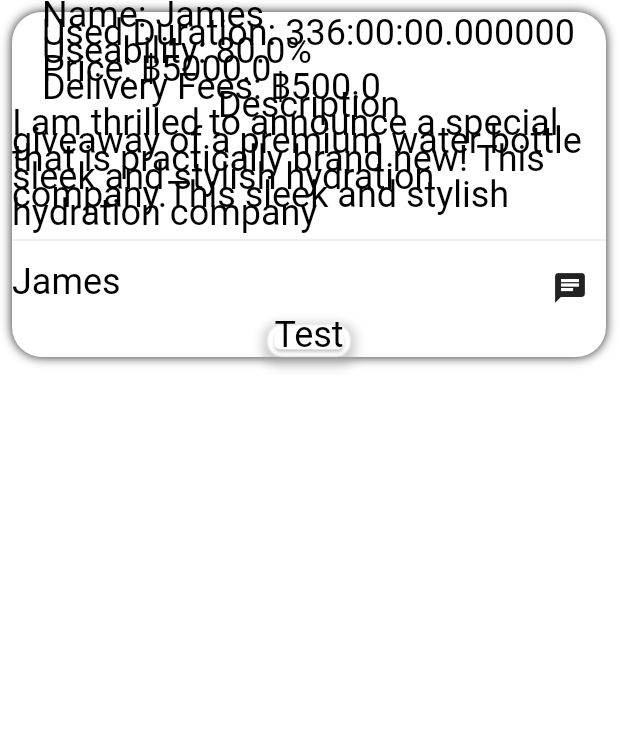
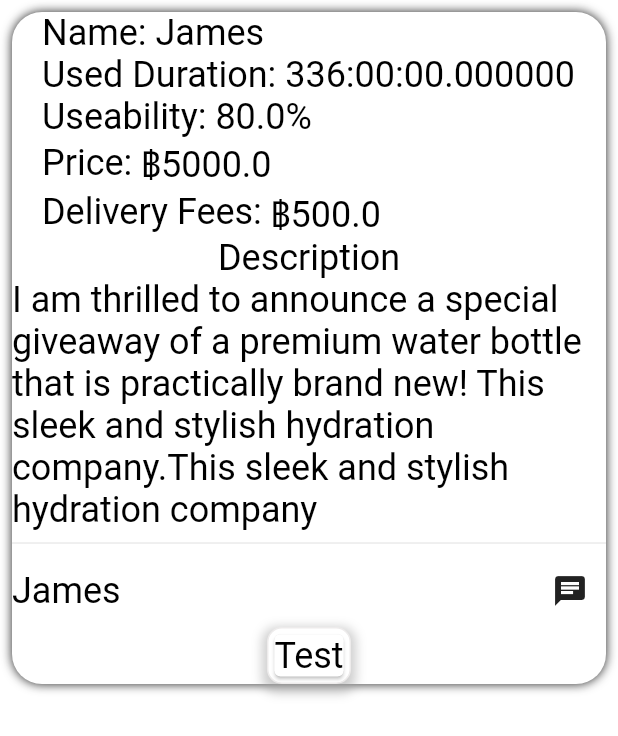
Before and after one commit to khush2003/sahara, a Flutter app: the screen it shows after launch, after a tap on "Test Khush", on a phone screen of 412 x 824 dp. Shown: the top 736 px of the screen. Run offline on Flutter 3.47's test engine with Material 2 defaults, Android fonts, the phone set to English and light mode, and no system bars; our stand-ins replace firebase_core, get, unicons; accounts and stored records are empty; network calls fail; Roboto replaces fonts that are missing (Dongle); key blocks and very long unbroken strings in the code were emptied for the run.

Commit message:
Text Height Fix

```diff
--- a/lib/theme/app_theme.dart
+++ b/lib/theme/app_theme.dart
@@ -10,21 +10,23 @@ const border = Color(0xffA1A1A1);
 const titleBackground = Color(0xff141D3A);
 const defaultTextColor = Colors.black;
 
-TextStyle titleText({Color color = defaultTextColor, double height = 0.5}) =>
+const defaultHeight = null;
+
+TextStyle titleText({Color color = defaultTextColor, double height = defaultHeight}) =>
     TextStyle(
         fontFamily: "Dongle",
         fontWeight: FontWeight.w700,
         fontSize: 36,
         height: height,
         color: color);
-TextStyle headTextBold({Color color = defaultTextColor, double height = 0.5}) =>
+TextStyle headTextBold({Color color = defaultTextColor, double height = defaultHeight}) =>
     TextStyle(
         fontFamily: "Dongle",
         fontWeight: FontWeight.w700,
         fontSize: 32,
         height: height,
         color: color);
-TextStyle headText({Color color = defaultTextColor, double height = 0.5}) =>
+TextStyle headText({Color color = defaultTextColor, double height = defaultHeight}) =>
     TextStyle(
         fontFamily: "Dongle",
         fontWeight: FontWeight.w400,
@@ -32,7 +34,7 @@ TextStyle headText({Color color = defaultTextColor, double height = 0.5}) =>
         height: height,
         color: color);
 TextStyle formFieldText(
-        {Color color = defaultTextColor, double height = 0.5}) =>
+        {Color color = defaultTextColor, double height = defaultHeight}) =>
     TextStyle(
         fontFamily: "Dongle",
         fontWeight: FontWeight.w300,
@@ -40,14 +42,14 @@ TextStyle formFieldText(
         height: height,
         color: color);
 TextStyle regularTextBold(
-        {Color color = defaultTextColor, double height = 0.5}) =>
+        {Color color = defaultTextColor, double height = defaultHeight}) =>
     TextStyle(
         fontFamily: "Dongle",
         fontWeight: FontWeight.w700,
         fontSize: 24,
         height: height,
         color: color);
-TextStyle regularText({Color color = defaultTextColor, double height = 0.5}) =>
+TextStyle regularText({Color color = defaultTextColor, double height = defaultHeight}) =>
     TextStyle(
         fontFamily: "Dongle",
         fontWeight: FontWeight.w300,
@@ -75,25 +77,25 @@ ThemeData themedata = ThemeData(
         fontFamily: "Dongle",
         fontWeight: FontWeight.w500,
         fontSize: 22,
-        height: 0.5,
+        height: defaultHeight,
         color: defaultTextColor),
     displayMedium: TextStyle(
         fontFamily: "Dongle",
         fontWeight: FontWeight.w500,
         fontSize: 18,
-        height: 0.5,
+        height: defaultHeight,
         color: defaultTextColor),
     displaySmall: TextStyle(
         fontFamily: "Dongle",
         fontWeight: FontWeight.w500,
         fontSize: 16,
-        height: 0.5,
+        height: defaultHeight,
         color: defaultTextColor),
     bodyMedium: TextStyle(
         fontFamily: "Dongle",
         fontWeight: FontWeight.w400,
         fontSize: 24,
-        height: 0.5,
+        height: defaultHeight,
         color: defaultTextColor),
   ),
   appBarTheme: const AppBarTheme(
@@ -107,7 +109,7 @@ ThemeData themedata = ThemeData(
         fontFamily: 'Dongle',
         fontWeight: FontWeight.w700,
         fontSize: 32,
-        height: 0.5,
+        height: defaultHeight,
         color: Colors.white),
   ),
 );
```
